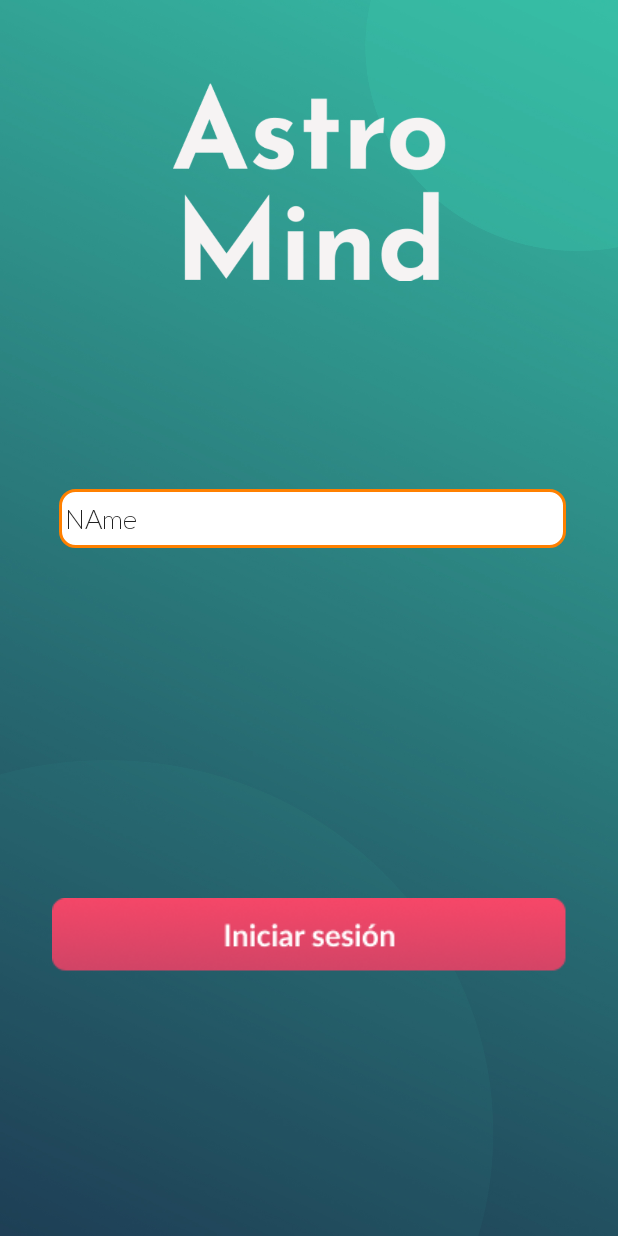
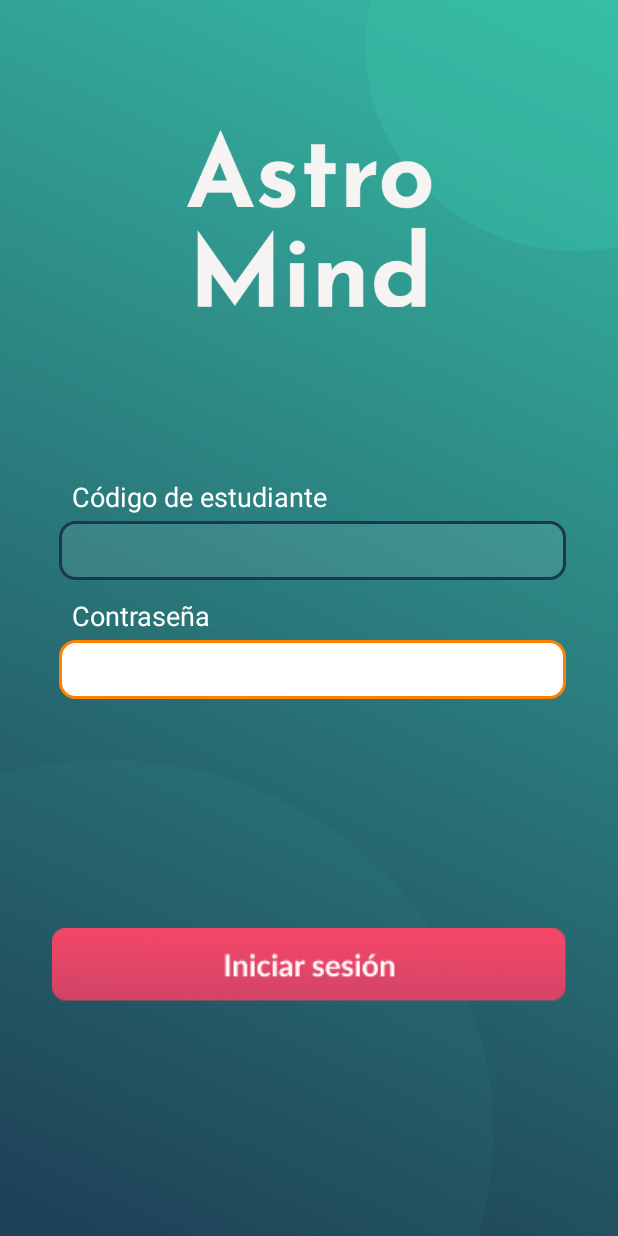
Before and after one commit to juanez1999/FinalIntegrado_2019-1, an Android app: the InicioSesion screen opened directly, with no data from a screen before it, on a phone screen of 412 x 824 dp. Run offline under Robolectric (Android 15) with nearby library versions, the phone set to English and light mode, and no system bars.

Commit message:
Imagen corregida

```diff
--- a/Ecosistemas/app/src/main/res/layout/activity_inicio_sesion.xml
+++ b/Ecosistemas/app/src/main/res/layout/activity_inicio_sesion.xml
@@ -10,10 +10,10 @@
 
     <ImageView
         android:id="@+id/imageView"
-        android:layout_width="182dp"
-        android:layout_height="162dp"
+        android:layout_width="163dp"
+        android:layout_height="139dp"
         android:layout_marginStart="8dp"
-        android:layout_marginTop="40dp"
+        android:layout_marginTop="76dp"
         android:layout_marginEnd="8dp"
         app:layout_constraintEnd_toEndOf="parent"
         app:layout_constraintStart_toStartOf="parent"
@@ -26,7 +26,7 @@
         android:layout_height="wrap_content"
         android:layout_marginStart="8dp"
         android:layout_marginEnd="8dp"
-        android:layout_marginBottom="176dp"
+        android:layout_marginBottom="156dp"
         android:background="@null"
         app:layout_constraintBottom_toBottomOf="parent"
         app:layout_constraintEnd_toEndOf="parent"
@@ -34,21 +34,60 @@
         app:srcCompat="@drawable/login" />
 
     <EditText
-        android:id="@+id/editText"
+        android:id="@+id/edt_codigo_inicio"
         android:layout_width="338dp"
         android:layout_height="39dp"
         android:layout_marginStart="8dp"
-        android:layout_marginTop="124dp"
+        android:layout_marginTop="40dp"
         android:layout_marginEnd="8dp"
         android:background="@drawable/campos_texto"
         android:ems="10"
-        android:fontFamily="@font/Lato-Light"
+        android:fontFamily="sans-serif"
         android:inputType="textPersonName"
-        android:text="NAme"
+        app:layout_constraintEnd_toEndOf="parent"
+        app:layout_constraintHorizontal_bias="0.543"
+        app:layout_constraintStart_toStartOf="parent"
+        app:layout_constraintTop_toBottomOf="@+id/edt_contrasena_inicio" />
+
+    <EditText
+        android:id="@+id/edt_contrasena_inicio"
+        android:layout_width="338dp"
+        android:layout_height="39dp"
+        android:layout_marginStart="8dp"
+        android:layout_marginTop="132dp"
+        android:layout_marginEnd="8dp"
+        android:background="@drawable/campos_texto"
+        android:ems="10"
+        android:fontFamily="sans-serif"
+        android:inputType="textPersonName"
         app:layout_constraintEnd_toEndOf="parent"
         app:layout_constraintHorizontal_bias="0.543"
         app:layout_constraintStart_toStartOf="parent"
         app:layout_constraintTop_toBottomOf="@+id/imageView" />
-        />
+
+    <TextView
+        android:id="@+id/textView"
+        android:layout_width="wrap_content"
+        android:layout_height="wrap_content"
+        android:layout_marginStart="48dp"
+        android:layout_marginBottom="4dp"
+        android:text="Código de estudiante"
+        android:textColor="@color/White"
+        android:textSize="18sp"
+        app:layout_constraintBottom_toTopOf="@+id/edt_contrasena_inicio"
+        app:layout_constraintStart_toStartOf="parent" />
+
+    <TextView
+        android:id="@+id/textView2"
+        android:layout_width="wrap_content"
+        android:layout_height="wrap_content"
+        android:layout_marginStart="48dp"
+        android:layout_marginBottom="4dp"
+        android:text="Contraseña"
+        android:textColor="@color/White"
+        android:textSize="18sp"
+        app:layout_constraintBottom_toTopOf="@+id/edt_codigo_inicio"
+        app:layout_constraintStart_toStartOf="parent" />
+
 
 </android.support.constraint.ConstraintLayout>
--- a/Ecosistemas/app/src/main/res/values/colors.xml
+++ b/Ecosistemas/app/src/main/res/values/colors.xml
@@ -4,4 +4,5 @@
     <color name="colorPrimaryDark">#1D3750</color>
     <color name="colorAccent">#D81B60</color>
     <color name="Black">#000</color>
+    <color name="White">#ffffff</color>
 </resources>
```
Also changed, not shown: Ecosistemas/app/src/main/res/drawable-v24/fondo_login.jpg, Ecosistemas/app/src/main/res/font/Lato-Bold.ttf (deleted), Ecosistemas/app/src/main/res/font/Lato-Light.ttf (deleted), Ecosistemas/app/src/main/res/font/Lato-Regular.ttf (deleted).
